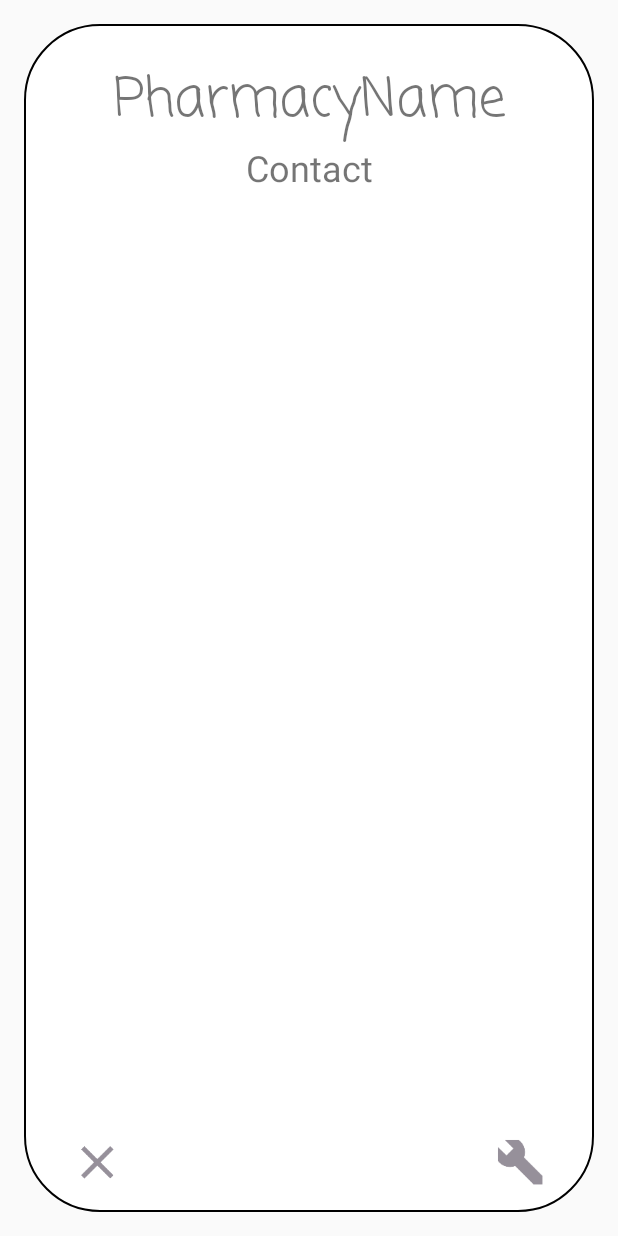
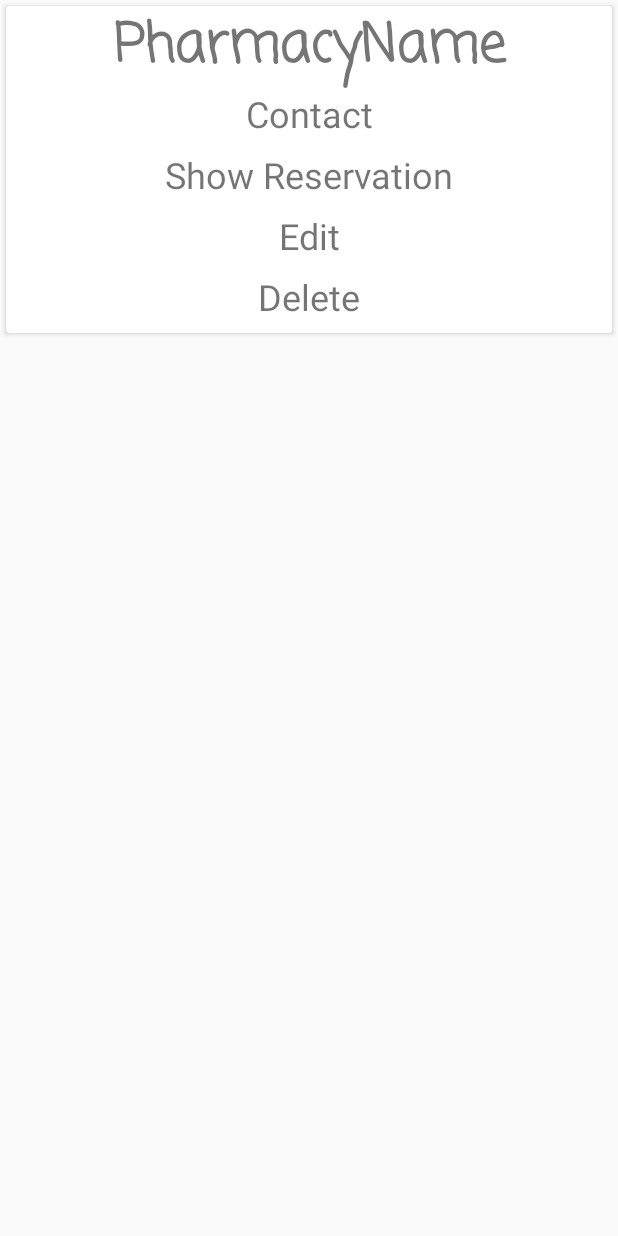
Before and after one commit to El-sakka/SydlinaOnline, an Android app: the layout pharmacy_custom.xml on its own in the app's theme, with its tools: preview values and no code run, on a phone screen of 412 x 824 dp. Run offline under Robolectric (Android 15) with nearby library versions, the phone set to English and light mode, and no system bars.

Commit message:
final Step

```diff
--- a/app/build.gradle
+++ b/app/build.gradle
@@ -39,6 +39,6 @@ dependencies {
     implementation 'com.android.support:recyclerview-v7:27.1.1'
     compile 'com.android.support:cardview-v7:27.1.1'
     compile 'com.firebaseui:firebase-ui-database:0.4.0'
-  //  implementation 'com.firebaseui:firebase-ui-database:4.0.1'
+    //  implementation 'com.firebaseui:firebase-ui-database:4.0.1'
 
 }
--- a/app/src/main/AndroidManifest.xml
+++ b/app/src/main/AndroidManifest.xml
@@ -36,7 +36,8 @@
         <activity android:name=".View.ChoosePharmacy" />
         <activity android:name=".View.CreatePharmacy" />
         <activity android:name=".View.MedicineActivity" />
-        <activity android:name=".Map.SetLocationActivity"></activity>
+        <activity android:name=".Map.SetLocationActivity" />
+        <activity android:name=".View.ShowReservationActivity"></activity>
     </application>
 
 </manifest>
--- a/app/src/main/java/www/sydlinaonline/com/sydlinaonline/View/MedicineFragment.java
+++ b/app/src/main/java/www/sydlinaonline/com/sydlinaonline/View/MedicineFragment.java
@@ -165,7 +165,7 @@ public class MedicineFragment extends Fragment {
                     Medicine medicineObj = new Medicine(medicineName, medicinePrice, medicineDescription,
                             medicineImageUrl, medicineKey);
                     // object from medicince and pharmacy model
-                    PharmacyAndMedicine pharmacyAndMedicine = new PharmacyAndMedicine(pharmacyKey, medicineName,medicineQuantity);
+                    PharmacyAndMedicine pharmacyAndMedicine = new PharmacyAndMedicine(pharmacyName, medicineName,medicineQuantity);
 
                     //set value in medinince node
                     mDatabaseReferenceMedicine.child(medicineName).setValue(medicineObj);
--- a/app/src/main/res/layout/pharmacy_custom.xml
+++ b/app/src/main/res/layout/pharmacy_custom.xml
@@ -1,22 +1,17 @@
 <?xml version="1.0" encoding="utf-8"?>
 
 
-<RelativeLayout xmlns:android="http://schemas.android.com/apk/res/android"
-
+<android.support.v7.widget.CardView
+    xmlns:android="http://schemas.android.com/apk/res/android"
     android:layout_width="match_parent"
     android:layout_height="wrap_content"
-    android:background="@drawable/button_rounded_rectangle"
-    android:layout_margin="16dp"
-    android:padding="16dp"
+    android:layout_margin="4dp"
     >
-
     <LinearLayout
-        android:id="@+id/list_linear"
         android:layout_width="match_parent"
         android:layout_height="wrap_content"
-        android:layout_margin="8dp"
-
-        android:orientation="vertical">
+        android:orientation="vertical"
+        >
 
         <TextView
             android:id="@+id/tv_retrice_pharmacy_name"
@@ -24,6 +19,7 @@
             android:layout_height="wrap_content"
             android:fontFamily="casual"
             android:gravity="center"
+            android:textStyle="bold"
             android:text="PharmacyName"
             android:textSize="36sp" />
 
@@ -34,25 +30,36 @@
             android:gravity="center"
             android:text="Contact"
             android:textSize="24sp" />
+        <TextView
+            android:id="@+id/show_reservation"
+            android:layout_width="match_parent"
+            android:gravity="center"
+            android:layout_height="wrap_content"
+            android:layout_gravity="center"
+            android:padding="8dp"
+            android:text="Show Reservation"
+            android:textSize="24sp" />
+
+
+        <TextView
+            android:text="@string/edit"
+            android:textSize="24sp"
+            android:id="@+id/imv_edit"
+            android:gravity="center"
+            android:layout_width="match_parent"
+            android:layout_height="wrap_content"
+            android:src="@mipmap/ic_edit" />
+
+        <TextView
+            android:text="Delete"
+            android:gravity="center"
+            android:textSize="24sp"
+            android:id="@+id/imv_remove"
+            android:layout_width="match_parent"
+            android:layout_height="wrap_content"
+            android:padding="8dp"
+            />
+
+
     </LinearLayout>
-
-    <ImageView
-        android:id="@+id/imv_remove"
-        android:layout_width="34dp"
-        android:layout_height="34dp"
-        android:layout_alignParentBottom="true"
-        android:layout_alignParentLeft="true"
-        android:layout_marginBottom="16dp"
-        android:layout_marginLeft="16dp"
-        android:src="@mipmap/ic_clrear" />
-
-    <ImageView
-        android:id="@+id/imv_edit"
-        android:layout_width="34dp"
-        android:layout_height="34dp"
-        android:layout_alignParentBottom="true"
-        android:layout_alignParentRight="true"
-        android:layout_marginBottom="16dp"
-        android:layout_marginRight="16dp"
-        android:src="@mipmap/ic_edit" />
-</RelativeLayout>
+</android.support.v7.widget.CardView>
--- a/app/src/main/res/values/strings.xml
+++ b/app/src/main/res/values/strings.xml
@@ -19,4 +19,10 @@
     <string name="latitude">Latitude</string>
     <string name="longtitude">Longtitude</string>
     <string name="pharmacy_name">Pharmacy Name</string>
+    <string name="email">Email</string>
+    <string name="code">Code</string>
+    <string name="quantity">Quantity</string>
+    <string name="date">Date</string>
+    <string name="edit">Edit</string>
+    <string name="done">Done</string>
 </resources>
```
Also changed, not shown: app/src/main/java/www/sydlinaonline/com/sydlinaonline/Map/SetLocationActivity.java (+8 -1 lines), app/src/main/java/www/sydlinaonline/com/sydlinaonline/Model/Reservation.java (added, +81 -0 lines), app/src/main/java/www/sydlinaonline/com/sydlinaonline/View/ChoosePharmacyFragment.java (+18 -5 lines), app/src/main/java/www/sydlinaonline/com/sydlinaonline/View/CreatePhamacyFragment.java (+7 -3 lines), app/src/main/java/www/sydlinaonline/com/sydlinaonline/View/ShowReservationActivity.java (added, +140 -0 lines), app/src/main/res/layout/activity_show_reservation.xml (added, +16 -0 lines), app/src/main/res/layout/custom_reservation_layout.xml (added, +167 -0 lines).
